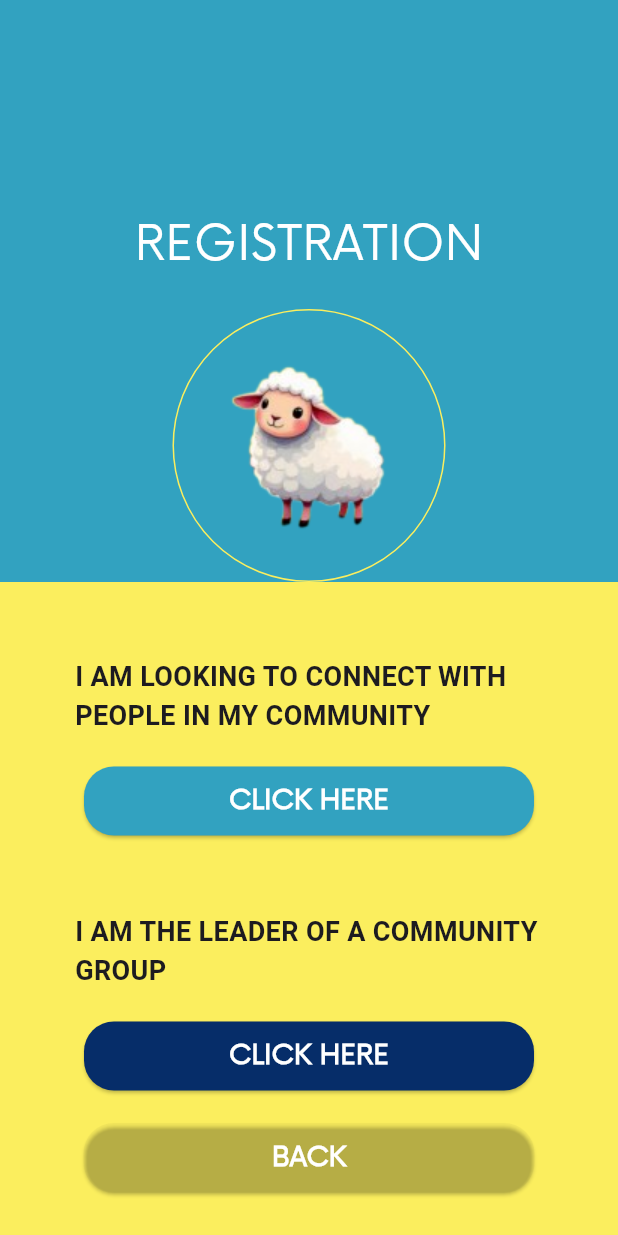
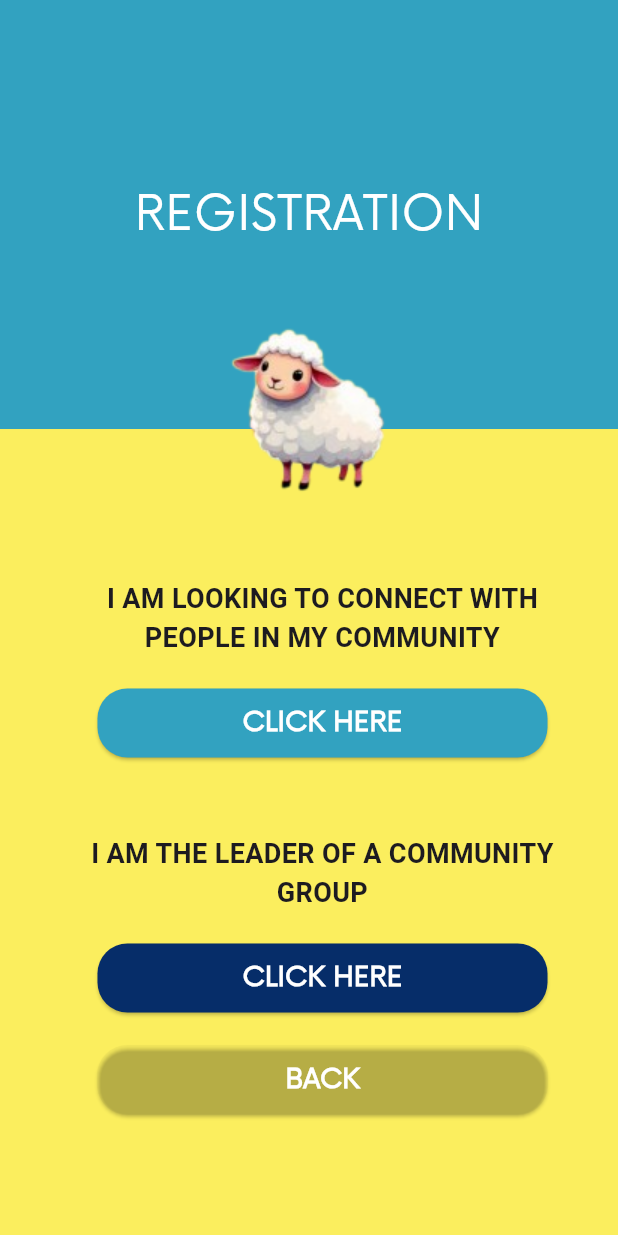
Before and after one commit to sean-xiao-zhao7/blacksheep, a Flutter app: the screen it shows after launch, after a tap on "REGISTER", on a phone screen of 412 x 824 dp. Run offline on Flutter 3.47's test engine with Material 3 defaults, Android fonts, the phone set to English and light mode, and no system bars.

Commit message:
Style initial registration page

```diff
--- a/lib/screens/register/register_screen_initial.dart
+++ b/lib/screens/register/register_screen_initial.dart
@@ -1,6 +1,6 @@
+import 'package:flutter/material.dart';
 import 'package:flutter/widgets.dart';
 
-import 'package:sheepfold/widgets/buttons/main_button.dart';
 import 'package:sheepfold/widgets/buttons/small_button.dart';
 import 'package:sheepfold/widgets/layouts/headers/now_header.dart';
 
@@ -19,36 +19,43 @@ class _RegisterScreenInitialState extends State<RegisterScreenInitial> {
   @override
   Widget build(BuildContext context) {
     return Container(
-      padding: EdgeInsets.only(top: 140),
+      padding: EdgeInsets.only(top: 120),
       decoration: BoxDecoration(color: Color(0xff32a2c0)),
       child: Column(
         mainAxisSize: MainAxisSize.max,
         children: [
           NowHeader('REGISTRATION'),
-          Container(
-            margin: EdgeInsets.only(top: 20),
-            foregroundDecoration: ShapeDecoration(
-              shape: CircleBorder(side: BorderSide(color: Color(0xfffbee5e))),
-            ),
-            child: Image(image: AssetImage('assets/images/sheep.png')),
-          ),
-          Container(
-            height: 512,
-            padding: EdgeInsets.only(top: 50, left: 50, right: 50),
+          Stack(
+            children: [
+              Container(height: 766),
+              Positioned(
+                top: 120,
+                bottom: 0,
+                width: 430,
+                child: Container(
+                  padding: EdgeInsets.only(top: 100, left: 50, right: 50),
                   decoration: BoxDecoration(color: Color(0xfffbee5e)),
                   child: Column(
                     mainAxisSize: MainAxisSize.max,
                     children: [
                       Text(
                         'I AM LOOKING TO CONNECT WITH PEOPLE IN MY COMMUNITY',
-                  style: TextStyle(fontWeight: FontWeight.bold, fontSize: 18),
+                        style: TextStyle(
+                          fontWeight: FontWeight.bold,
+                          fontSize: 18,
+                        ),
+                        textAlign: TextAlign.center,
                       ),
                       SizedBox(height: 20),
                       SmallButton('CLICK HERE', () {}, 0xff32a2c0),
                       SizedBox(height: 50),
                       Text(
                         'I AM THE LEADER OF A COMMUNITY GROUP',
-                  style: TextStyle(fontWeight: FontWeight.bold, fontSize: 18),
+                        style: TextStyle(
+                          fontWeight: FontWeight.bold,
+                          fontSize: 18,
+                        ),
+                        textAlign: TextAlign.center,
                       ),
                       SizedBox(height: 20),
                       SmallButton('CLICK HERE', () {}, 0xff062d69),
@@ -59,6 +66,18 @@ class _RegisterScreenInitialState extends State<RegisterScreenInitial> {
                     ],
                   ),
                 ),
+              ),
+              Positioned(
+                top: 0,
+                left: 100,
+                child: Container(
+                  padding: const EdgeInsets.all(5.0),
+                  margin: EdgeInsets.only(top: 10),
+                  child: Image(image: AssetImage('assets/images/sheep.png')),
+                ),
+              ),
+            ],
+          ),
         ],
       ),
     );
```
Lines whose indentation alone changed are shown as unchanged.
